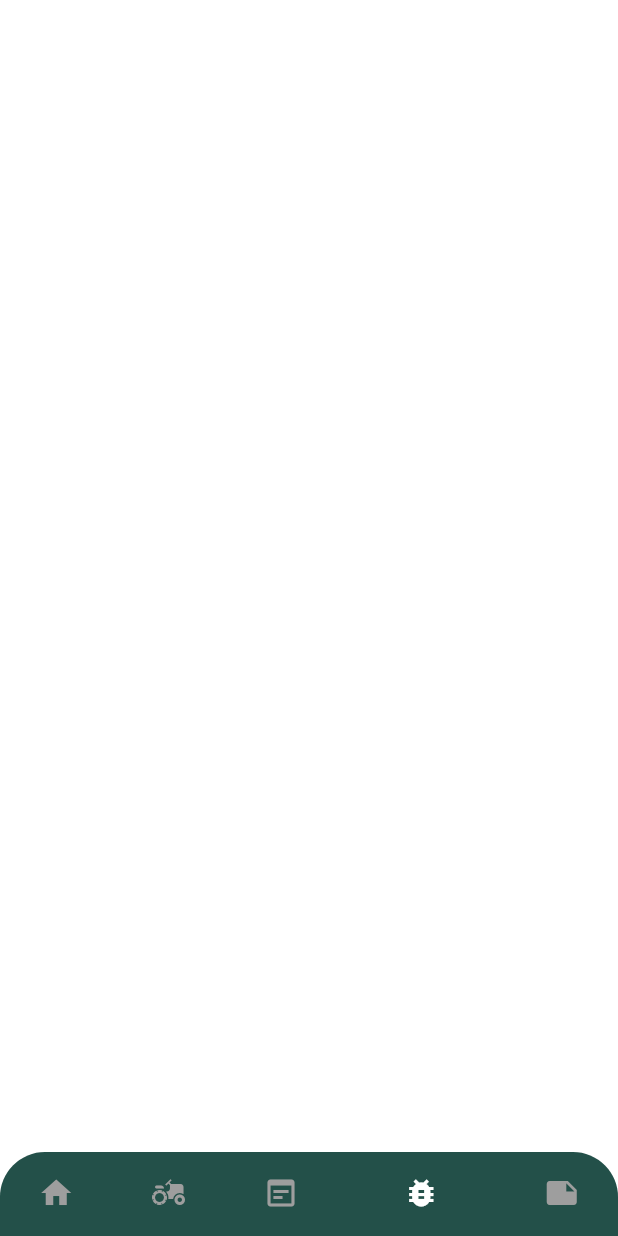
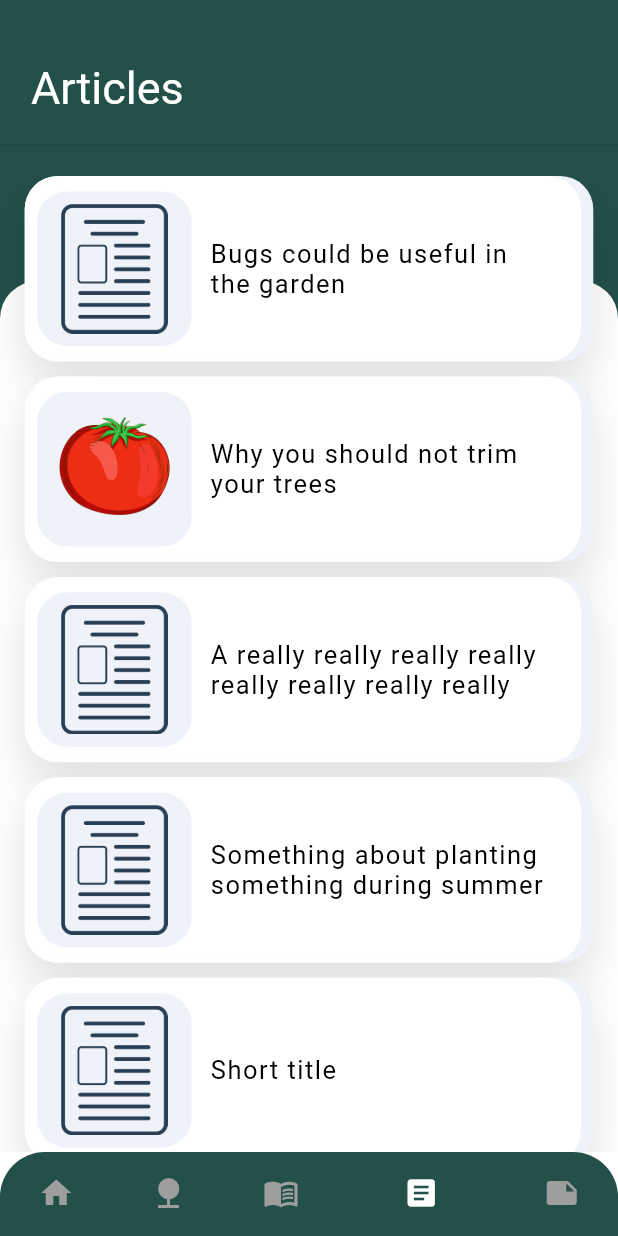
Before and after one commit to ibrahimzainab/senior_project, a Flutter app: the screen it shows after launch, item 4 of the bottom bar chosen, on a phone screen of 412 x 824 dp. Run offline on Flutter 3.47's test engine with Material 2 defaults, Android fonts, the phone set to English and light mode, and no system bars; our stand-ins replace flutter_local_notifications, flutter_spinkit, fluttertoast, timezone, weather; accounts and stored records are empty; network calls fail.

Commit message:
// added articles

```diff
--- /dev/null
+++ b/lib/Screens/MainPage/Articles/articles.dart
@@ -0,0 +1,66 @@
+import 'package:flutter/material.dart';
+import 'package:senior_project/classes/article.dart';
+
+import '../../../constants.dart';
+import '../components/articleCard.dart';
+
+class Articles extends StatefulWidget {
+  @override
+  _ArticlesState createState() => _ArticlesState();
+}
+
+class _ArticlesState extends State<Articles> {
+  @override
+  Widget build(BuildContext context) {
+    Size size = MediaQuery.of(context).size;
+    return Container(
+      color: kPrimaryColor,
+      child: Padding(
+        padding: EdgeInsets.fromLTRB(0, size.height * 0.05, 0, 0.0),
+        child: Column(
+          crossAxisAlignment: CrossAxisAlignment.start,
+          children: <Widget>[
+            Padding(
+              padding: EdgeInsets.fromLTRB(
+                  size.width * 0.05, 0, size.width * 0.03, 0),
+              child: Text(
+                'Articles',
+                style: TextStyle(
+                  fontSize: 30.0,
+                  color: Colors.white,
+                ),
+              ),
+            ),
+            Divider(
+              height: size.height * 0.05,
+            ),
+            Expanded(
+              child: Stack(
+                children: <Widget>[
+                  Container(
+                    margin: EdgeInsets.only(top: 70),
+                    decoration: BoxDecoration(
+                      color: Colors.white,
+                      borderRadius: BorderRadius.only(
+                          topRight: Radius.circular(25),
+                          topLeft: Radius.circular(25)),
+                    ),
+                  ),
+                  ListView.builder(
+                    itemCount: demoArticles.length,
+                    itemBuilder: (context, index) => Padding(
+                      padding: EdgeInsets.fromLTRB(0, 0, 0, 10.0),
+                      child: ArticleCard(
+                        article: demoArticles[index],
+                      ),
+                    ),
+                  ),
+                ],
+              ),
+            ),
+          ],
+        ),
+      ),
+    );
+  }
+}
--- a/lib/Screens/MainPage/Notes/notes.dart
+++ b/lib/Screens/MainPage/Notes/notes.dart
@@ -2,6 +2,7 @@ import 'package:flutter/material.dart';
 import 'package:senior_project/Screens/MainPage/Notes/editNote.dart';
 import 'package:senior_project/classes/note.dart';
 import '../../../constants.dart';
+import 'addNote.dart';
 import 'components/noteCard.dart';
 
 class Notes extends StatefulWidget {
@@ -33,7 +34,8 @@ class _NotesState extends State<Notes> {
                 IconButton(
                     icon: Icon(Icons.add),
                     onPressed: () {
-                      //Navigator.push(context, '/addNote'),
+                      Navigator.push(context,
+                          MaterialPageRoute(builder: (context) => AddNote()));
                     }),
               ],
             ),
--- a/lib/Screens/MainPage/articles.dart
+++ /dev/null
@@ -1,14 +0,0 @@
-import 'package:flutter/material.dart';
-
-class Articles extends StatefulWidget {
-
-  @override
-  _ArticlesState createState() => _ArticlesState();
-}
-
-class _ArticlesState extends State<Articles> {
-  @override
-  Widget build(BuildContext context) {
-    return Container();
-  }
-}
--- /dev/null
+++ b/lib/Screens/MainPage/components/articleCard.dart
@@ -0,0 +1,84 @@
+import 'package:flutter/material.dart';
+import 'package:senior_project/Screens/MainPage/Articles/components/viewArticle.dart';
+import 'package:senior_project/classes/article.dart';
+import '../../../constants.dart';
+
+class ArticleCard extends StatefulWidget {
+  const ArticleCard({Key key, @required this.article}) : super(key: key);
+
+  final Article article;
+
+  @override
+  _ArticleCardState createState() => _ArticleCardState();
+}
+
+class _ArticleCardState extends State<ArticleCard> {
+  @override
+  Widget build(BuildContext context) {
+    Size size = MediaQuery.of(context).size;
+    return GestureDetector(
+      onTap: () {
+        // TODO: must search for article
+        // this is a saved plant we need to display the catalogue plant details so we need to send to the viewPlant the plant in the catalogue which is of type plant not savedPlant
+        // we are using demoPlants now just to check if it works
+        // since demoPlants only has 3 items in the list only the first 3 cards work.
+        Navigator.push(
+            context,
+            MaterialPageRoute(
+                builder: (context) => ViewArticle(
+                      article: demoArticles[1],
+                    )));
+      },
+      child: Container(
+        margin: EdgeInsets.symmetric(
+          horizontal: size.width * 0.04,
+        ),
+        decoration: BoxDecoration(
+          borderRadius: BorderRadius.circular(22),
+          color: kPrimaryLightColor,
+          boxShadow: [kBoxShadow],
+        ),
+        height: size.height * 0.15,
+        child: Container(
+          margin: EdgeInsets.only(right: size.width * 0.02),
+          decoration: BoxDecoration(
+            color: Colors.white,
+            borderRadius: BorderRadius.circular(22),
+          ),
+          child: Padding(
+            padding: EdgeInsets.fromLTRB(
+                size.width * 0.02, size.height * 0.01, 0, size.height * 0.01),
+            child: Row(
+              children: <Widget>[
+                SizedBox(
+                  width: size.width * 0.25,
+                  child: AspectRatio(
+                    aspectRatio: 1,
+                    child: Container(
+                      padding: EdgeInsets.all(size.width * 0.02),
+                      decoration: BoxDecoration(
+                        color: kPrimaryLightColor,
+                        borderRadius: BorderRadius.circular(20),
+                      ),
+                      child: Image.asset(widget.article.image),
+                    ),
+                  ),
+                ),
+                SizedBox(width: size.width * 0.03),
+                SizedBox(
+                  width: size.width * 0.55,
+                  child: Text(
+                    '${widget.article.title}',
+                    style: TextStyle(
+                        color: Colors.black, fontSize: 17, letterSpacing: 1.0),
+                    maxLines: 2,
+                  ),
+                ),
+              ],
+            ),
+          ),
+        ),
+      ),
+    );
+  }
+}
--- a/lib/Screens/MainPage/main_page.dart
+++ b/lib/Screens/MainPage/main_page.dart
@@ -5,7 +5,7 @@ import 'package:senior_project/Screens/MainPage/garden.dart';
 import 'package:senior_project/classes/user.dart';
 import 'package:senior_project/constants.dart';
 import 'Notes/notes.dart';
-import 'articles.dart';
+import 'Articles/articles.dart';
 
 class MainPage extends StatefulWidget {
   const MainPage({Key key}) : super(key: key);
@@ -43,15 +43,15 @@ class _MainPageState extends State<MainPage> {
                 label: 'Home',
                 backgroundColor: kPrimaryColor),
             BottomNavigationBarItem(
-                icon: Icon(Icons.agriculture),
+                icon: Icon(Icons.nature),
                 label: 'Garden',
                 backgroundColor: kPrimaryColor),
             BottomNavigationBarItem(
-                icon: Icon(Icons.wysiwyg),
+                icon: Icon(Icons.menu_book),
                 label: 'Articles',
                 backgroundColor: kPrimaryColor),
             BottomNavigationBarItem(
-                icon: Icon(Icons.bug_report),
+                icon: Icon(Icons.article),
                 label: 'Insects',
                 backgroundColor: kPrimaryColor),
             BottomNavigationBarItem(
--- /dev/null
+++ b/lib/classes/article.dart
@@ -0,0 +1,26 @@
+import 'package:flutter/material.dart';
+
+class Article{
+
+  int id;
+  String title,text,image;
+
+  Article({
+    @required this.id,
+    @required this.title,
+    @required this.text,
+    this.image = 'assets/images/article_img.png'
+  });
+
+}
+
+List<Article> demoArticles = [
+  Article(id: 1, title: 'Bugs could be useful in the garden', text: 'Content content content content content content content content content content content content content content content content '),
+  Article(id: 2, title: 'Why you should not trim your trees', text: "Flying a hero from one route to another as it transforms from a circular shape to a rectangular shape is a slick effect that you can implement using Hero widgets. To accomplish this, the code animates the intersection of two clip shapes: a circle and a square. Throughout the animation, the circle clip (and the image) scales from minRadius to maxRadius, while the square clip maintains constant size. At the same time, the image flies from its position in the source route to its position in the destination route. For visual examples of this transition, see Radial transformation in the Material motion spec.\nThis animation might seem complex (and it is), but you can customize the provided example to your needs. The heavy lifting is done for you.\n\nThe blue gradient (representing the image), indicates where the clip shapes intersect. At the beginning of the transition, the result of the intersection is a circular clip (ClipOval). During the transformation, the ClipOval scales from minRadius to maxRadius while the ClipRect maintains a constant size. At the end of the transition the intersection of the circular and rectangular clips yield a rectangle that’s the same size as the hero widget. In other words, at the end of the transition the image is no longer clipped.", image:'assets/images/plant_grainy_illustration_alinashi.png'),
+  Article(id: 3, title: 'A really really really really really really really really long long long long title', text: 'Content content content content content content content content content content content content content content content content '),
+  Article(id: 4, title: 'Something about planting something during summer', text: 'Content content content content content content content content content content content content content content content content '),
+  Article(id: 5, title: 'Short title', text: 'Content content content content content content content content content content content content content content content content '),
+  Article(id: 6, title: 'A very interesting article title', text: 'Content content content content content content content content content content content content content content content content '),
+  Article(id: 7, title: 'Bugs could be useful in the garden', text: 'Content content content content content content content content content content content content content content content content '),
+  Article(id: 8, title: 'Bugs could be useful in the garden', text: 'Content content content content content content content content content content content content content content content content '),
+];
```
Also changed, not shown: lib/Screens/MainPage/Articles/components/viewArticle.dart (added, +61 -0 lines), lib/Screens/MainPage/Notes/addNote.dart (+147 -0 lines), lib/Screens/MainPage/Notes/editNote.dart (+7 -3 lines), lib/Screens/MainPage/components/plantCard.dart (+41 -3 lines), lib/classes/note.dart (+5 -2 lines), assets/images/article_img.png (added).
